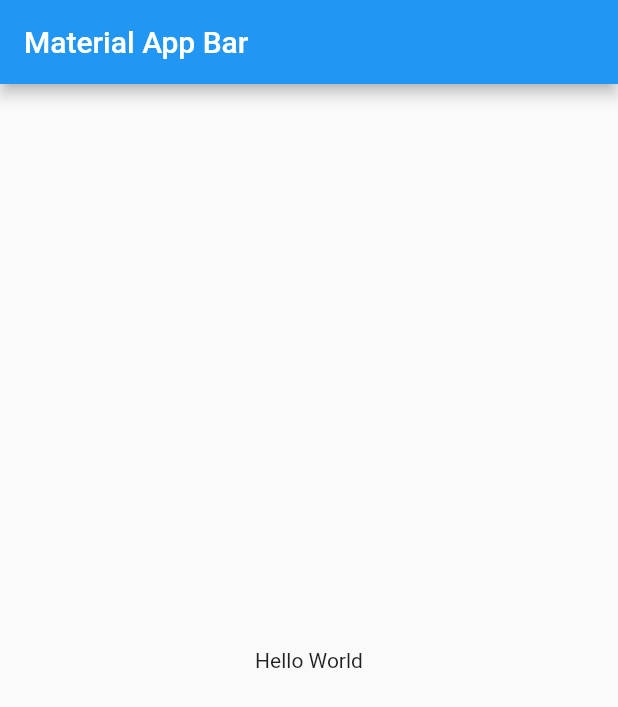
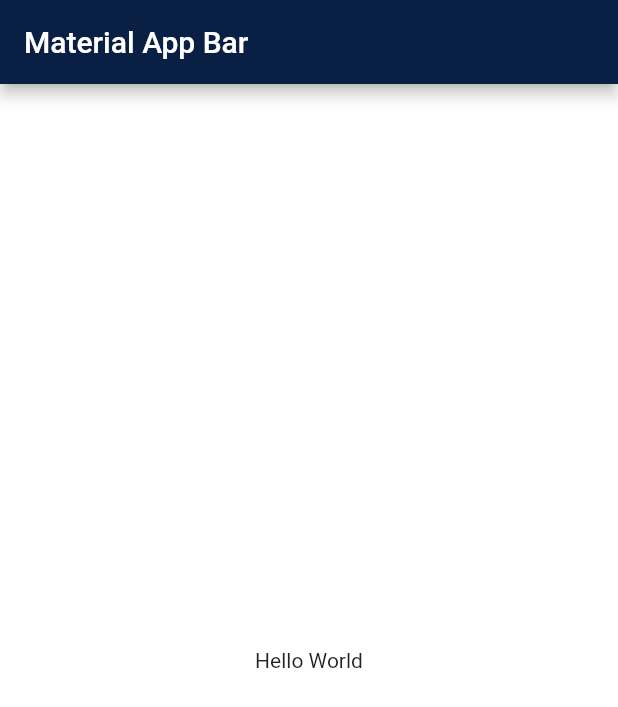
Before and after one commit to didierganthier/vroom-draft, a Flutter app: the screen it shows after launch, on a phone screen of 412 x 824 dp. Shown: the top 707 px of the screen. Run offline on Flutter 3.47's test engine with Material 2 defaults, Android fonts, the phone set to English and light mode, and no system bars.

Commit message:
themeData defined

```diff
--- a/lib/main.dart
+++ b/lib/main.dart
@@ -9,7 +9,20 @@ class MyApp extends StatelessWidget {
   @override
   Widget build(BuildContext context) {
     return MaterialApp(
+      debugShowCheckedModeBanner: false,
       title: 'Material App',
+      theme: ThemeData(
+        accentColor: Color.fromRGBO(255, 140, 0, 1.0),
+        primaryColor: Color.fromRGBO(10, 31, 68, 1.0),
+        buttonColor: Color.fromRGBO(0, 122, 255, 1.0),
+        disabledColor: Color.fromRGBO(142, 142, 147, 1.2),
+        scaffoldBackgroundColor: Colors.white,
+        appBarTheme: AppBarTheme(
+          iconTheme: IconThemeData(
+            color: Colors.black,
+          )
+        )
+      ),
       home: Scaffold(
         appBar: AppBar(
           title: Text('Material App Bar'),
```
